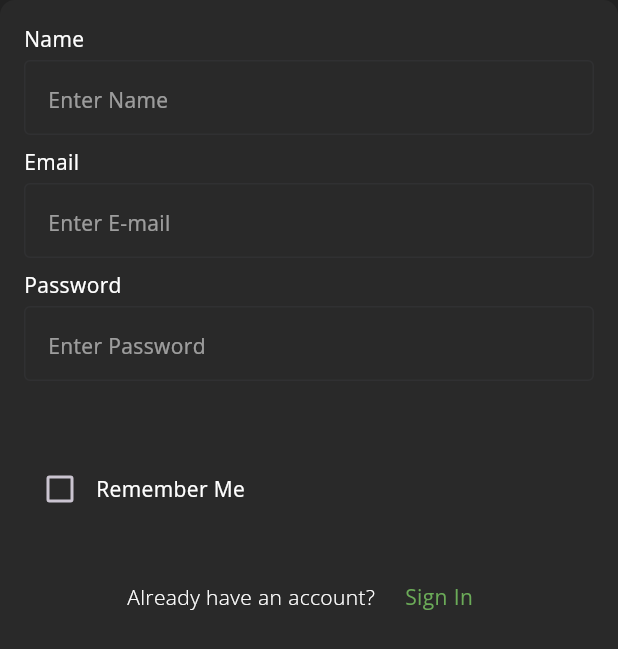
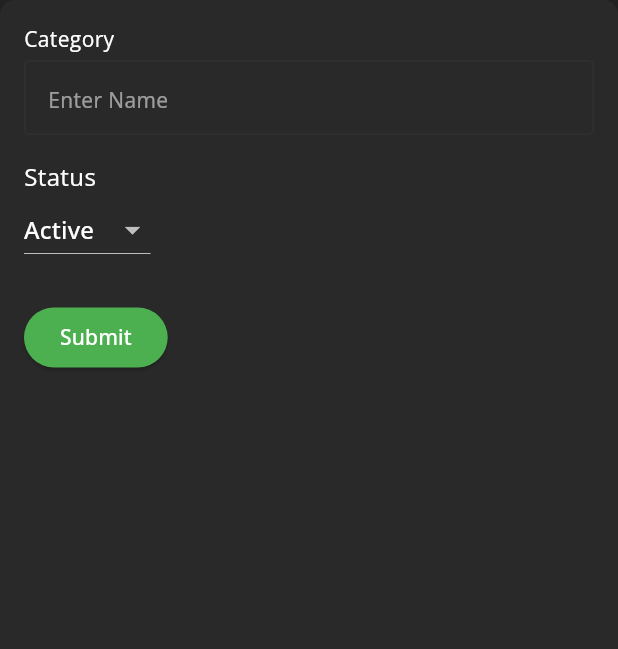
Before and after one commit to hectorindi/conf_dash, a Flutter app: the AddMemeberCategory widget shown alone on an empty page, opened directly, on a phone screen of 412 x 824 dp. Shown: the top 649 px of the screen. Run offline on Flutter 3.47's test engine with Material 3 defaults, Android fonts, the phone set to English and light mode, and no system bars; our stand-ins replace cloud_firestore, firebase_auth, firebase_core, fl_chart, flutter_icons, flutter_svg and 3 more; missing offline and left inert: colorize_text_avatar; accounts and stored records are empty; statements that could not run were skipped.

Commit message:
[conf_dash] Adding memebers

```diff
--- a/lib/screens/forms/components/add_memeber_category.dart
+++ b/lib/screens/forms/components/add_memeber_category.dart
@@ -1,13 +1,42 @@
+import 'dart:developer';
+
 import 'package:admin/core/constants/color_constants.dart';
 import 'package:admin/core/utils/colorful_tag.dart';
 import 'package:admin/core/widgets/input_widget.dart';
+import 'package:admin/data/member_service.dart';
 import 'package:admin/models/recent_user_model.dart';
+import 'package:admin/responsive.dart';
 import 'package:flutter/material.dart';
+import 'package:admin/core/utils/Utils.dart';
 
-class AddMemeberCategory extends StatelessWidget {
+class AddMemeberCategory extends StatefulWidget {
   const AddMemeberCategory({
     Key? key,
   }) : super(key: key);
+
+  @override
+  State<AddMemeberCategory> createState() => _AddMemeberCategoryState();
+}
+
+class _AddMemeberCategoryState extends State<AddMemeberCategory> {
+  String? _selectedItem = 'active'; // Variable to hold the selected item
+  TextEditingController categoryController = TextEditingController();
+  bool _isEnabled = true;
+
+  void submitData() {
+    log("Adding Member Category: ${categoryController.text} with status: $_selectedItem by user: ${categoryController.text}");
+    memberService.value.addMemberCategoryToDatabase(
+      categoryController.text,
+      _selectedItem!,
+    );
+    setState(() {
+      _isEnabled = false;
+    });
+    showNewDialog(context, Colors.green, "Member Category Added Successfully");
+    Future.delayed( Duration(seconds: 2), () {
+      Navigator.of(context).pop();
+    });
+  }
 
   @override
   Widget build(BuildContext context) {
@@ -24,10 +53,11 @@ class AddMemeberCategory extends StatelessWidget {
       ),
       child: Form(
         child: Column(
-          crossAxisAlignment: CrossAxisAlignment.stretch,
+          crossAxisAlignment: CrossAxisAlignment.start,
           children: [
             InputWidget(
               keyboardType: TextInputType.emailAddress,
+              kController: categoryController,
               onSaved: (String? value) {
                 // This optional block of code can be used to run
                 // code when the user saves the form.
@@ -42,86 +72,50 @@ class AddMemeberCategory extends StatelessWidget {
                     : null;
               },
 
-              topLabel: "Name",
+              topLabel: "Category",
 
               hintText: "Enter Name",
               // prefixIcon: FlutterIcons.chevron_left_fea,
             ),
-            SizedBox(height: 8.0),
-            InputWidget(
-              keyboardType: TextInputType.emailAddress,
-              onSaved: (String? value) {
-                // This optional block of code can be used to run
-                // code when the user saves the form.
-              },
-              onChanged: (String? value) {
-                // This optional block of code can be used to run
-                // code when the user saves the form.
-              },
-              validator: (String? value) {
-                return (value != null && value.contains('@'))
-                    ? 'Do not use the @ char.'
-                    : null;
-              },
-
-              topLabel: "Email",
-
-              hintText: "Enter E-mail",
-              // prefixIcon: FlutterIcons.chevron_left_fea,
+            SizedBox(height: 16.0),
+            Text(
+              "Status",
+              style: Theme.of(context)
+                  .textTheme
+                  .bodyMedium!
+                  .copyWith(fontSize: 16),
             ),
-            SizedBox(height: 8.0),
-            InputWidget(
-              topLabel: "Password",
-              obscureText: true,
-              hintText: "Enter Password",
-              onSaved: (String? uPassword) {},
-              onChanged: (String? value) {},
-              validator: (String? value) {},
-            ),
+            DropdownButton(
+            value: _selectedItem, // Set the currently selected item
+              items: <DropdownMenuItem<String>>[
+                DropdownMenuItem<String>(
+                  value: 'active',
+                  child: Text('Active'),
+                ),
+                DropdownMenuItem<String>(
+                  value: 'inactive',
+                  child: Text('Inactive'),
+                ),
+            ],
+            onChanged: (String? value) {
+              // This is called when the user selects an item.
+              setState(() {
+                _selectedItem = value; // Update the selected item
+              });
+            }),
             SizedBox(height: 24.0),
-            SizedBox(height: 24.0),
-            Row(
-              mainAxisAlignment: MainAxisAlignment.spaceBetween,
-              children: <Widget>[
-                Row(
-                  children: <Widget>[
-                    Checkbox(
-                      value: false,
-                      onChanged: (bool? value) {
-
-                      },
-                    ),
-                    Text("Remember Me")
-                  ],
+            ElevatedButton(
+              style: TextButton.styleFrom(
+                backgroundColor: Colors.green,
+                foregroundColor: Colors.white,
+                padding: EdgeInsets.symmetric(
+                  horizontal: defaultPadding * 1.5,
+                  vertical:
+                      defaultPadding / (Responsive.isMobile(context) ? 2 : 1),
                 ),
-              ],
-            ),
-            SizedBox(height: 24.0),
-            Center(
-              child: Wrap(
-                runAlignment: WrapAlignment.center,
-                crossAxisAlignment: WrapCrossAlignment.center,
-                children: [
-                  Text(
-                    "Already have an account?",
-                    style: Theme.of(context)
-                        .textTheme
-                        .bodyMedium!
-                        .copyWith(fontWeight: FontWeight.w300),
-                  ),
-                  SizedBox(
-                    width: 8,
-                  ),
-                  TextButton(
-                    onPressed: () {
-
-                    },
-                    child: Text("Sign In",
-                        style: Theme.of(context).textTheme.bodyMedium!.copyWith(
-                            fontWeight: FontWeight.w400, color: greenColor)),
-                  )
-                ],
               ),
+              onPressed: _isEnabled ? submitData : null,
+              child: Text("Submit"),
             ),
           ],
         ),
```
Also changed, not shown: lib/core/utils/Utils.dart (added, +18 -0 lines), lib/data/member_service.dart (added, +91 -0 lines), lib/models/LoginObject.dart (added, +13 -0 lines), lib/models/member_object.dart (added, +41 -0 lines), lib/screens/forms/member_category_widget.dart (+18 -7 lines), lib/screens/login/login_screen.dart (+0 -12 lines).
